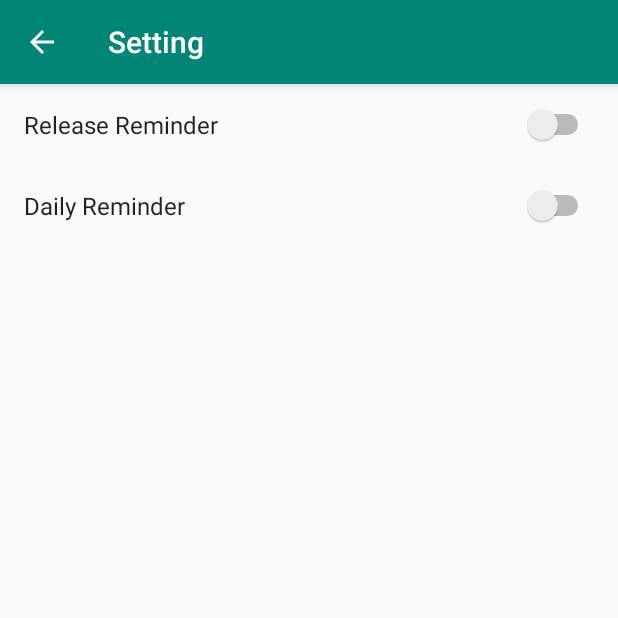
After one commit to JasonNathanael18/Android-Developer-Expert, an Android app: the MyPreferenceFragment screen opened directly, with no data from a screen before it, on a phone screen of 412 x 824 dp, the top half of it. The commit adds this screen. Run offline under Robolectric (Android 15) with nearby library versions, the phone set to English and light mode, and no system bars; our stand-ins replace androidx.preference.

Commit message:
finish setting page

```diff
--- a/app/build.gradle
+++ b/app/build.gradle
@@ -69,4 +69,6 @@ dependencies {
     implementation "androidx.room:room-ktx:$roomVersion"
     kapt "androidx.room:room-compiler:$roomVersion"
     androidTestImplementation "androidx.room:room-testing:$roomVersion"
+
+    implementation 'androidx.preference:preference:1.1.0'
 }
--- a/app/src/main/AndroidManifest.xml
+++ b/app/src/main/AndroidManifest.xml
@@ -14,7 +14,7 @@
         android:supportsRtl="true"
         android:theme="@style/AppTheme"
         android:usesCleartextTraffic="true">
-
+        <activity android:name=".view.SettingActivity"></activity>
         <activity android:name=".view.FavouriteListActivity" />
         <activity
             android:name=".view.MainActivity"
@@ -28,8 +28,9 @@
         <activity
             android:name=".view.ShowDetailActivity"
             android:configChanges="orientation" />
-        <activity android:name=".view.ShowSearchActivity"
-            android:configChanges="orientation"/>
+        <activity
+            android:name=".view.ShowSearchActivity"
+            android:configChanges="orientation" />
     </application>
 
 </manifest>
--- a/app/src/main/java/id/jason/submission2/view/MainActivity.kt
+++ b/app/src/main/java/id/jason/submission2/view/MainActivity.kt
@@ -67,6 +67,10 @@ class MainActivity : AppCompatActivity() {
             val mIntent = Intent(this,FavouriteListActivity::class.java)
             startActivity(mIntent)
         }
+        else if (item.itemId == R.id.go_to_setting) {
+            val mIntent = Intent(this,SettingActivity::class.java)
+            startActivity(mIntent)
+        }
         return super.onOptionsItemSelected(item)
     }
 
--- /dev/null
+++ b/app/src/main/java/id/jason/submission2/view/MyPreferenceFragment.kt
@@ -0,0 +1,55 @@
+package id.jason.submission2.view
+
+import android.content.SharedPreferences
+import android.os.Bundle
+import androidx.preference.PreferenceFragmentCompat
+import androidx.preference.SwitchPreference
+import id.jason.submission2.R
+
+class MyPreferenceFragment: PreferenceFragmentCompat(),
+    SharedPreferences.OnSharedPreferenceChangeListener {
+
+    private lateinit var RELEASE: String
+    private lateinit var DAILY: String
+
+    private lateinit var releasePreference: SwitchPreference
+    private lateinit var dailyPreference: SwitchPreference
+
+    override fun onCreatePreferences(savedInstanceState: Bundle?, rootKey: String?) {
+        addPreferencesFromResource(R.xml.preferences)
+        init()
+        setSummaries()
+    }
+
+    private fun setSummaries() {
+        val sh = preferenceManager.sharedPreferences
+        releasePreference.isChecked = sh.getBoolean(RELEASE, false)
+        dailyPreference.isChecked = sh.getBoolean(DAILY, false)
+    }
+
+    private fun init(){
+        RELEASE = resources.getString(R.string.key_release)
+        DAILY = resources.getString(R.string.key_daily)
+
+        releasePreference = findPreference<SwitchPreference>(RELEASE) as SwitchPreference
+        dailyPreference = findPreference<SwitchPreference>(DAILY) as SwitchPreference
+    }
+
+    override fun onResume() {
+        super.onResume()
+        preferenceScreen.sharedPreferences.registerOnSharedPreferenceChangeListener(this)
+    }
+    override fun onPause() {
+        super.onPause()
+        preferenceScreen.sharedPreferences.unregisterOnSharedPreferenceChangeListener(this)
+    }
+
+    override fun onSharedPreferenceChanged(sharedPreferences: SharedPreferences, key: String) {
+        if (key == RELEASE) {
+            releasePreference.isChecked = sharedPreferences.getBoolean(RELEASE, false)
+        }
+        if (key == DAILY) {
+            dailyPreference.isChecked = sharedPreferences.getBoolean(DAILY, false)
+        }
+    }
+}
--- /dev/null
+++ b/app/src/main/java/id/jason/submission2/view/SettingActivity.kt
@@ -0,0 +1,23 @@
+package id.jason.submission2.view
+
+import androidx.appcompat.app.AppCompatActivity
+import android.os.Bundle
+import id.jason.submission2.R
+
+class SettingActivity : AppCompatActivity() {
+
+    override fun onCreate(savedInstanceState: Bundle?) {
+        super.onCreate(savedInstanceState)
+        setContentView(R.layout.activity_setting)
+        supportActionBar?.title = resources.getString(R.string.actionbar_setting_title)
+        supportActionBar?.setDisplayHomeAsUpEnabled(true)
+        supportActionBar?.setDisplayShowHomeEnabled(true)
+
+        supportFragmentManager.beginTransaction().add(R.id.setting_holder, MyPreferenceFragment()).commit()
+    }
+
+    override fun onSupportNavigateUp(): Boolean {
+        onBackPressed()
+        return true
+    }
+}
--- /dev/null
+++ b/app/src/main/res/layout/activity_setting.xml
@@ -0,0 +1,10 @@
+<?xml version="1.0" encoding="utf-8"?>
+<LinearLayout xmlns:android="http://schemas.android.com/apk/res/android"
+    xmlns:tools="http://schemas.android.com/tools"
+    android:id="@+id/setting_holder"
+    android:layout_width="match_parent"
+    android:layout_height="match_parent"
+    android:orientation="vertical"
+    tools:context=".view.SettingActivity">
+
+</LinearLayout>
--- a/app/src/main/res/menu/main_menu.xml
+++ b/app/src/main/res/menu/main_menu.xml
@@ -18,4 +18,11 @@
         app:showAsAction="ifRoom"
         app:actionViewClass="android.widget.SearchView"
         app:iconifiedByDefault="true"/>
+
+    <item
+        android:id="@+id/go_to_setting"
+        android:title="@string/setting_menu"
+        app:showAsAction="never"/>
+
+
 </menu>
--- a/app/src/main/res/values/strings.xml
+++ b/app/src/main/res/values/strings.xml
@@ -4,6 +4,7 @@
     <string name="actionbar_title">Movie/Tv Catalogue</string>
     <string name="actionbar_detail_title">Show Detail</string>
     <string name="actionbar_favourite_title">Favourite</string>
+    <string name="actionbar_setting_title">Setting</string>
     <string name="user_score">User Score</string>
     <string name="overview">Overview</string>
     <string name="change_language_settings">Change Language</string>
@@ -20,6 +21,11 @@
     <string name="favourite_remove">Removed Success</string>
     <string name="favourite_button">Favourite Button</string>
     <string name="search">Search</string>
+    <string name="release_reminder">Release Reminder</string>
+    <string name="key_release">release</string>
+    <string name="daily_reminder">Daily Reminder</string>
+    <string name="key_daily">daily</string>
+    <string name="setting_menu">Setting</string>
 
     <!--    Movie Data-->
 
--- /dev/null
+++ b/app/src/main/res/xml/preferences.xml
@@ -0,0 +1,18 @@
+<?xml version="1.0" encoding="utf-8"?>
+<PreferenceScreen xmlns:android="http://schemas.android.com/apk/res/android"
+    xmlns:app="http://schemas.android.com/apk/res-auto"
+    app:iconSpaceReserved="false">
+
+    <SwitchPreference
+        android:defaultValue="false"
+        android:key="@string/key_release"
+        android:title="@string/release_reminder"
+        app:iconSpaceReserved="false"/>
+
+    <SwitchPreference
+        android:defaultValue="false"
+        android:key="@string/key_daily"
+        android:title="@string/daily_reminder"
+        app:iconSpaceReserved="false"/>
+
+</PreferenceScreen>
```
Also changed, not shown: 2 other files.
